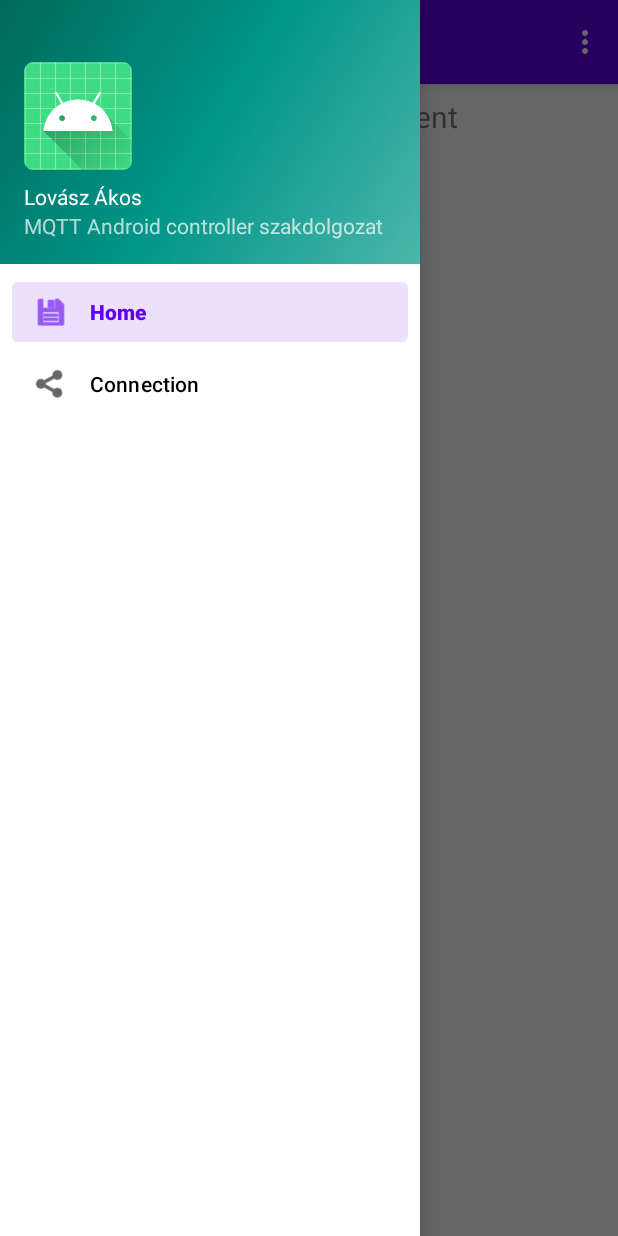
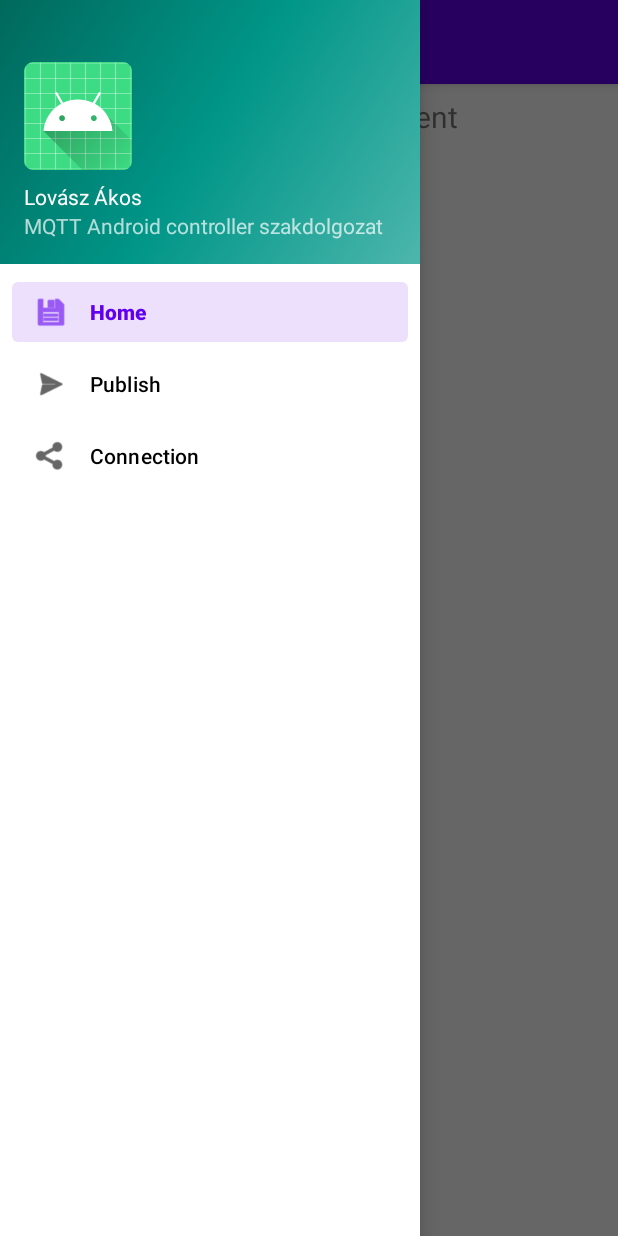
Before and after one commit to Lovasz-Akos/Szakdolgozat-FMNUMU, an Android app: the screen it shows after launch (MainActivity), with the side drawer open, on a phone screen of 412 x 824 dp. Run offline under Robolectric (Android 15) with nearby library versions, the light colour scheme and no system bars; our stand-ins replace navigation-ui; libraries missing offline, so code that uses them is left out: org.eclipse.paho.

Commit message:
added a publishing fragment (base layout)

```diff
--- a/Android/app/src/main/java/com/fmnumu/szakdolgozat/MainActivity.java
+++ b/Android/app/src/main/java/com/fmnumu/szakdolgozat/MainActivity.java
@@ -45,7 +45,7 @@ public class MainActivity extends AppCompatActivity {
         // Passing each menu ID as a set of Ids because each
         // menu should be considered as top level destinations.
         mAppBarConfiguration = new AppBarConfiguration.Builder(
-                R.id.nav_home, R.id.nav_gallery, R.id.nav_connection)
+                R.id.nav_home, R.id.nav_publish, R.id.nav_connection)
                 .setDrawerLayout(drawer)
                 .build();
         NavController navController = Navigation.findNavController(this, R.id.nav_host_fragment_content_main);
--- a/Android/app/src/main/res/menu/activity_main_drawer.xml
+++ b/Android/app/src/main/res/menu/activity_main_drawer.xml
@@ -9,6 +9,10 @@
             android:icon="@android:drawable/ic_menu_save"
             android:title="@string/menu_home" />
         <item
+            android:id="@+id/nav_publish"
+            android:icon="@android:drawable/ic_menu_send"
+            android:title="Publish" />
+        <item
             android:id="@+id/nav_connection"
             android:icon="@android:drawable/ic_menu_share"
             android:title="@string/menu_connection" />
--- a/Android/app/src/main/res/menu/main.xml
+++ b/Android/app/src/main/res/menu/main.xml
@@ -1,9 +1,3 @@
 <?xml version="1.0" encoding="utf-8"?>
 <menu xmlns:android="http://schemas.android.com/apk/res/android"
-    xmlns:app="http://schemas.android.com/apk/res-auto">
-    <item
-        android:id="@+id/action_settings"
-        android:orderInCategory="100"
-        android:title="@string/action_settings"
-        app:showAsAction="never" />
-</menu>
+    xmlns:app="http://schemas.android.com/apk/res-auto"/>
```
Also changed, not shown: Android/app/src/main/java/com/fmnumu/szakdolgozat/ui/publish/PublishFragment.java (added, +48 -0 lines), Android/app/src/main/java/com/fmnumu/szakdolgozat/ui/publish/PublishViewModel.java (added, +18 -0 lines), Android/app/src/main/res/layout/fragment_publish.xml (added, +18 -0 lines).
